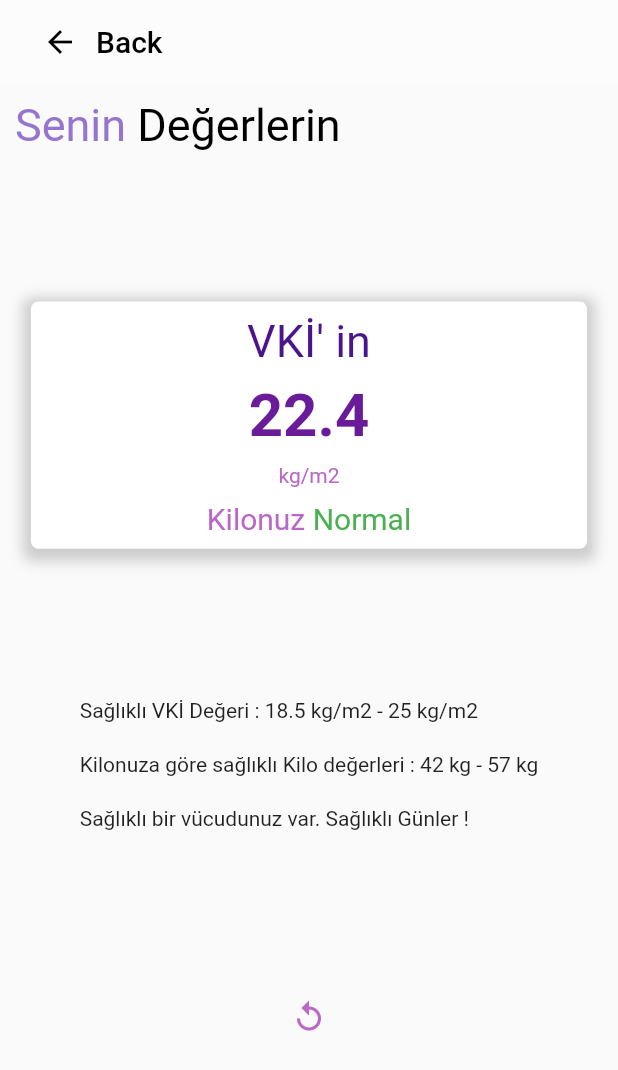
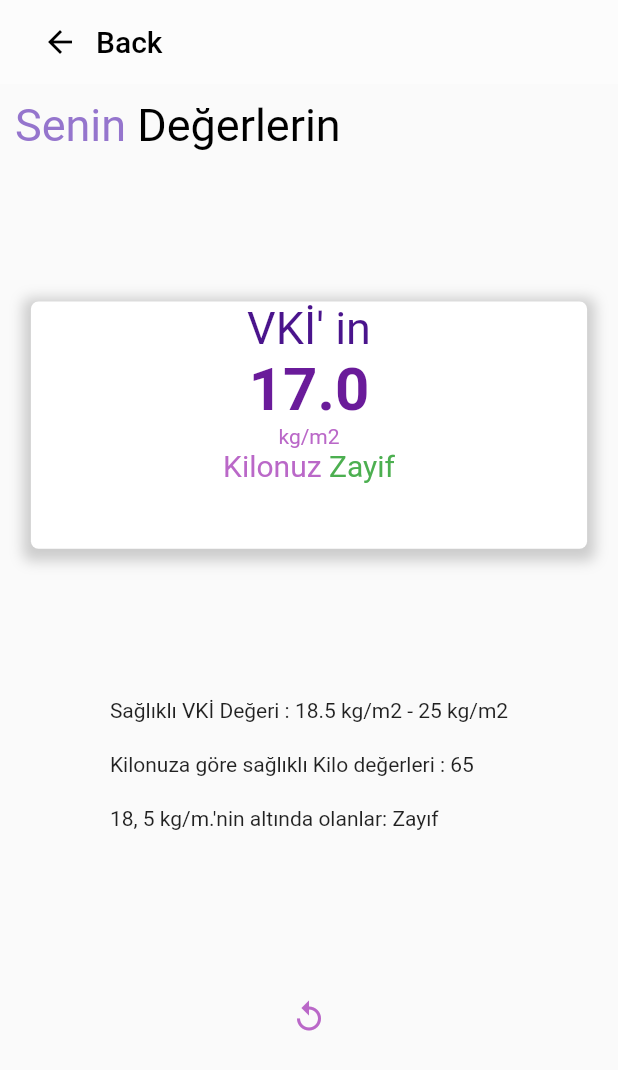
Before and after one commit to FatihBaycu/BmiCalculatorFlutter, a Flutter app: the screen it shows after launch, after a tap on "VKi Hesapla", on a phone screen of 412 x 824 dp. Shown: the top 1070 px of the screen. Run offline on Flutter 3.47's test engine with Material 2 defaults, Android fonts, the phone set to English and light mode, and no system bars; our stand-ins replace get.

Commit message:
It's done.

```diff
--- a/lib/bmi_detail.dart
+++ b/lib/bmi_detail.dart
@@ -3,7 +3,14 @@ import 'package:flutter/material.dart';
 import 'package:get/get.dart';
 
 class BmiDetail extends StatefulWidget {
-  const BmiDetail({Key? key}) : super(key: key);
+  String? weightMessage;
+  String? bmiNumber;
+  String? idealWeight;
+  String? isMyWeightNormal;
+
+ // const BmiDetail({Key? key}) : super(key: key);
+
+  BmiDetail({this.weightMessage, this.bmiNumber, this.idealWeight,this.isMyWeightNormal});
 
   @override
   _BmiDetailState createState() => _BmiDetailState();
@@ -42,24 +49,12 @@ class _BmiDetailState extends State<BmiDetail> {
               runSpacing: 20,
               children: [
                 Text("Sağlıklı VKİ Değeri : 18.5 kg/m2 - 25 kg/m2"),
-                Text("Kilonuza göre sağlıklı Kilo değerleri : 42 kg - 57 kg"),
-                Text("Sağlıklı bir vücudunuz var. Sağlıklı Günler !"),
+                Text("Kilonuza göre sağlıklı Kilo değerleri : ${widget.idealWeight}"),
+                Text(widget.weightMessage!),
               ],
             ),
           );
   }
-
-
-
-
-
-
-
-
-
-
-
-
 
   AppBar buildAppBar() {
     return AppBar(
@@ -104,15 +99,17 @@ class _BmiDetailState extends State<BmiDetail> {
                   mainAxisAlignment: MainAxisAlignment.spaceEvenly,
                   children: [
                     Text( "VKİ' in", style: TextStyle(fontSize: 30, color: Colors.purple.shade900),),
-                    Text("22.4",style: TextStyle(fontSize: 40,fontWeight: FontWeight.bold,color: Colors.purple.shade800),),
+                    Text(widget.bmiNumber!,style: TextStyle(fontSize: 40,fontWeight: FontWeight.bold,color: Colors.purple.shade800),),
                     Text("kg/m2",style: TextStyle(color: Colors.purple.shade300),),
-                    RichText(
-                      text: TextSpan(
-                          style: TextStyle(fontSize: 14, color: Colors.black),
-                          children: [
-                            TextSpan(text: "Kilonuz",style: TextStyle(fontSize: 20,color: Colors.purple.shade300)),
-                            TextSpan(text: " Normal",style: TextStyle(fontSize: 20,color: Colors.green)),
-                          ]),
+                    Expanded(
+                      child: RichText(
+                        text: TextSpan(
+                            style: TextStyle(fontSize: 14, color: Colors.black),
+                            children: [
+                              TextSpan(text: "Kilonuz ",style: TextStyle(fontSize: 20,color: Colors.purple.shade300)),
+                              TextSpan(text: widget.isMyWeightNormal,style: TextStyle(fontSize: 20,color: Colors.green)),
+                            ]),
+                      ),
                     ),
                   ],
                 ),
--- a/lib/main.dart
+++ b/lib/main.dart
@@ -4,7 +4,6 @@ import 'package:flutter/material.dart';
 import 'package:get/get.dart';
 
 import 'bmi_detail.dart';
-import 'custom_slider_thumb_circle.dart';
 
 void main() {runApp(MyApp());}
 
@@ -23,28 +22,29 @@ class MyApp extends StatelessWidget {
 class MyHomePage extends StatefulWidget {
   MyHomePage({Key? key,}) : super(key: key);
 
-
   @override
   _MyHomePageState createState() => _MyHomePageState();
 }
 
 class _MyHomePageState extends State<MyHomePage> {
-
-
     bool isBlur=true;
-
   opacitySwap() {  isBlur = !isBlur;}
-
   double width=170;
   double weight=50;
-
   double newValue=0;
 
+  var staticValues=MyValues();
+
   @override
-  Widget build(BuildContext context) {
+  Widget build(BuildContext context){
     return Scaffold(
       appBar: buildAppBar(),
-      body: SingleChildScrollView(
+      body: buildBody(),
+    );
+  }
+
+  SingleChildScrollView buildBody() {
+    return SingleChildScrollView(
       child: Padding(
         padding: const EdgeInsets.all(8.0),
         child: Wrap(
@@ -61,19 +61,10 @@ class _MyHomePageState extends State<MyHomePage> {
             SizedBox(height: 50,),
             buildContainer(),
             buildContainerWidth(),
-
-              SizedBox(
-                width: Get.width,
-                child: SliderWidget(
-                  fullWidth:false,
-                  min: 10,
-                  max: 250,
-                  sliderHeight: 50,),
-              ),
-
+            // SizedBox(width: Get.width,child:
+            //   SliderWidget(fullWidth:false,min: 0,max: 250,sliderHeight: 50,value: newValue,),),
             buildButton(),
           ],
-          ),
         ),
       ),
     );
@@ -88,8 +79,13 @@ class _MyHomePageState extends State<MyHomePage> {
                   style: ButtonStyle(backgroundColor: MaterialStateProperty.all<Color>(changeColor()),
                   ),
                   onPressed: (){
-                    Get.off(()=>BmiDetail());
-
+                    isMyWeightNormal(26);
+                     Get.off(()=>BmiDetail(
+                       weightMessage: getBmiMessage(differentCalculateBmi(width: width,weight: weight,gender: isBlur)),
+                      bmiNumber:differentCalculateBmi(width: width,weight: weight,gender: isBlur).toString(),
+                      idealWeight: calculateIdealWeight(gender: isBlur,width: width),
+                      isMyWeightNormal: isMyWeightNormal(differentCalculateBmi(width: width,weight: weight,gender: isBlur)),
+                     ));
                   },
                   child: Row(
                     mainAxisAlignment: MainAxisAlignment.spaceEvenly,
@@ -147,23 +143,10 @@ class _MyHomePageState extends State<MyHomePage> {
                       ),
                     ),
 
-                    Expanded(
-                      flex:5,
-                      child: Slider(
-                        value: width,
-                        min: 90,
-                        max: 220,
-                        divisions: 130,
-                        activeColor:changeColor(),
-                        onChanged: (double value) {
-                          setState(() {
-                            width = value;
-                          });
-                        },
-                        label: width.roundToDouble().toString(),
-
-                      ),
-                    ),
+                    Expanded( flex:5,child:
+                      Slider(value: width,min: 90, max: 220, divisions: 130, activeColor:changeColor(),
+                        onChanged: (double value)=>setState(()=>width = value),
+                        label: width.roundToDouble().toString(),),),
                   ],
                 ),
               );
@@ -173,23 +156,18 @@ class _MyHomePageState extends State<MyHomePage> {
     return Container(
                 height: 75,
                 decoration: BoxDecoration(
-                  color: Colors.white,
-                  border:Border.all(color: Colors.black12,width: 3) ,
-                  borderRadius: new BorderRadius.all(Radius.circular(20.0),
-                  ),),
+                  color: Colors.white, border:Border.all(color: Colors.black12,width: 3),
+                  borderRadius: new BorderRadius.all(Radius.circular(20.0),),),
                 child: Row(
                   mainAxisAlignment: MainAxisAlignment.spaceAround,
                   children: [
-
-                    Expanded(
-                      flex:1,
-                      child: Column(
+                    Expanded(flex:1, child:
+                    Column(
                         crossAxisAlignment: CrossAxisAlignment.center,
                         mainAxisAlignment: MainAxisAlignment.spaceAround,
                         children: [
                           Icon(Icons.add_moderator,color: changeColor(),),
-                          RichText(
-                            text: TextSpan(
+                          RichText(text: TextSpan(
                                 style: TextStyle(fontSize:14,color: changeColor(),),
                                 children: [
                                   TextSpan(text: "Kilo",style: TextStyle(color: Colors.purple)),
@@ -199,22 +177,10 @@ class _MyHomePageState extends State<MyHomePage> {
                         ],
                       ),
                     ),
-
-                    Expanded(
-                      flex:5,
-                      child: Slider(
-                        value: weight,
-                        min: 30,
-                        max: 200,
-                        divisions: 200,
-                        activeColor:changeColor(),
-                        onChanged: (double value) {
-                          setState(() {
-                            weight = value;
-                          });
-                        },
+                    Expanded(flex:5, child:
+                      Slider(value: weight, min: 30, max: 200, divisions: 200, activeColor:changeColor(),
+                      onChanged: (double value)=>setState(()=>weight = value),
                       label: weight.roundToDouble().toString(),
-
                       ),
                     ),
                   ],
@@ -223,39 +189,18 @@ class _MyHomePageState extends State<MyHomePage> {
   }
 
   GestureDetector buildGestureDetectorVoman() {
-    return GestureDetector(
-                    child: Container(
-                      width: Get.width * 0.4,
-                      height: Get.height * 0.3,
-                      child: Opacity(
-                          opacity: !isBlur? 1.0 : 0.5,
-                          child: Image.asset("assets/images/voman.png")
-                      ),
-                    ),
-                    onTap: (){
-                      setState(() {
-                        opacitySwap();
-                      });
-                    },
+    return GestureDetector(child:
+        Container(width: Get.width * 0.4, height: Get.height * 0.3, child:
+          Opacity(opacity: !isBlur? 1.0 : 0.5, child:
+            Image.asset("assets/images/voman.png")),),onTap: ()=>setState(()=>opacitySwap()),
     );
   }
 
   GestureDetector buildGestureDetectorMan() {
     return GestureDetector(
-                    child: Container(
-                      width: Get.width * 0.4,
-                      height: Get.height * 0.3,
-                      child: Opacity(
-                          opacity: isBlur ? 1.0 : 0.5,
-                          child: Image.asset("assets/images/man.png")
-                      ),
-                    ),
-                    onTap: (){
-                      setState(() {
-                        opacitySwap();
-                      });
-                    },
-                  );
+      child: Container(width: Get.width * 0.4, height: Get.height * 0.3, child:
+       Opacity(opacity: isBlur ? 1.0 : 0.5,child:
+        Image.asset("assets/images/man.png")),), onTap: ()=>setState(()=>opacitySwap()));
   }
 
   Color changeColor(){
@@ -268,31 +213,50 @@ class _MyHomePageState extends State<MyHomePage> {
 
     var result = number + 2.3 * ((width! / 2.54) - 60);
     String value = result.toString();
+    print("calculateIdealWeight: "+value.substring(0, 2));
     return value.substring(0, 2);
   }
 
-  String calculateBmi({bool? gender, double? width, double? weight}) {
+  double calculateBmi({bool? gender, double? width, double? weight}) {
     int number = 50;
     number = gender == true ? number = 50 : 45;
 
-    double result = weight! / (width! * 2);
+    double result = weight! / (width! * width);
     String value = result.toString();
+    double newValue=double.parse(value.substring(3));
+    print("calculateBmi: "+value);
+    return newValue;
+    //return value.substring(2, 4);
+  }
 
-    return value.substring(2, 4);
+  double differentCalculateBmi({bool? gender, double? width, double? weight}) {
+    int number = 50;
+    number = gender == true ? number = 50 : 45;
+
+    double result = weight! / (width! * width);
+    String value = result.toString().substring(4,6);
+    double newVal=double.parse(value);
+    print("differentCalculateBmi: "+newVal.toString());
+    return newVal;
   }
 }
-// Column(
-//   children: [
-//     Text("KİLO: "+weight.roundToDouble().toString()),
-//     Text("BOY:  "+width.roundToDouble().toString()),
-//
-//     Text("Ideal : " +
-//         calculateIdealWeight(gender: false, width: width).toString()),
-//     Text("BMI: " +
-//         calculateBmi(gender: false, width: width, weight: weight).toString()),
-//     Opacity(
-//       opacity:0.5,
-//       child:  Text("Now you see me, now you don't!"),
-//     )
-//   ],
-// ),
+
+ String getBmiMessage(double value){
+  if(value>=40)
+      return MyValues.morbidObez;
+  if(value>=30)
+      return MyValues.obez;
+  if(value>=25)
+      return MyValues.fazlaKilo;
+  else
+      return MyValues.zayif;
+}
+
+String isMyWeightNormal(double value){
+  if(value>40){
+    print("M");return "Morbid Obez";
+  }
+  else if(value>30){ print("Obez");return "Obez";}
+  else if(value>25) {print("Fazla Kilo");return "Fazla Kilo";}
+  else{print("Zayif");return "Zayif";}
+}
--- a/lib/slider_widget.dart
+++ b/lib/slider_widget.dart
@@ -6,12 +6,14 @@ class SliderWidget extends StatefulWidget {
   final int min;
   final int max;
   final fullWidth;
+  double value;
 
   SliderWidget(
       {this.sliderHeight = 48,
         this.max = 10,
         this.min = 0,
         this.fullWidth = false,
+        required this.value,
       });
 
   @override
@@ -19,11 +21,12 @@ class SliderWidget extends StatefulWidget {
 }
 
 class _SliderWidgetState extends State<SliderWidget> {
-
-  //double _value = 0;
-  double newVal=0;
+  late double newVal;
+  double _value = 0;
   @override
   Widget build(BuildContext context) {
+    newVal=widget.value;
+
     double paddingFactor = .2;
 
     if (this.widget.fullWidth) paddingFactor = .3;
@@ -84,10 +87,11 @@ class _SliderWidgetState extends State<SliderWidget> {
                     inactiveTickMarkColor: Colors.red.withOpacity(.7),
                   ),
                   child: Slider(
-                      value: newVal,
+                      value: _value,
                       onChanged: (value) {
                         setState(() {
-                          newVal = value;
+                          _value = value;
+                          newVal=value;
                         });
                       }),
                 ),
```
Lines whose indentation alone changed are shown as unchanged.
